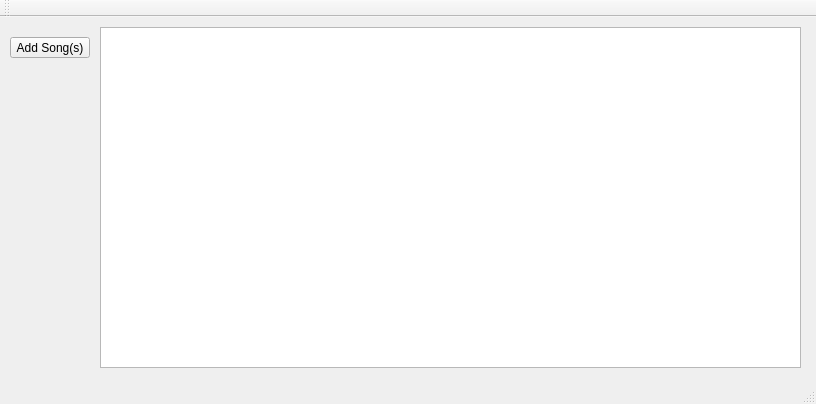
Qt form PlainMusicPlayer/mainwindow.ui (JaimeBorondo/PlainMusicPlayer) before a commit.
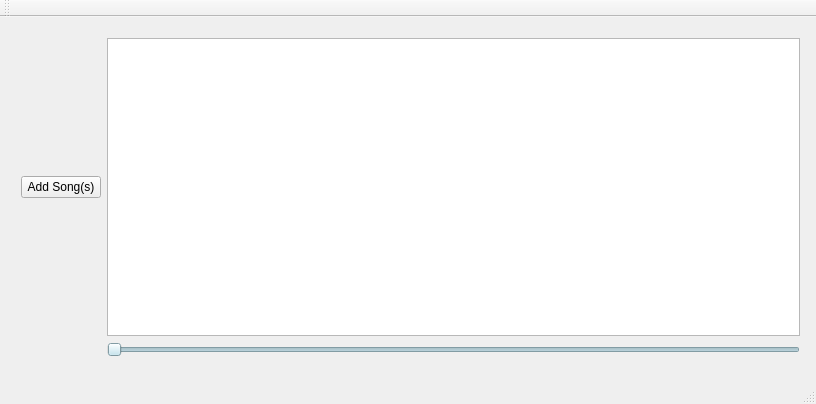
The same form after that commit.

Commit message: Added song progress bar and scrobbling

The edit to the form file:
```diff
--- a/PlainMusicPlayer/mainwindow.ui
+++ b/PlainMusicPlayer/mainwindow.ui
@@ -14,75 +14,500 @@
    <string>MainWindow</string>
   </property>
   <widget class="QWidget" name="centralWidget">
-   <widget class="QPushButton" name="pushButton">
+   <property name="maximumSize">
+    <size>
+     <width>816</width>
+     <height>351</height>
+    </size>
+   </property>
+   <widget class="QWidget" name="">
     <property name="geometry">
      <rect>
       <x>10</x>
-      <y>20</y>
-      <width>80</width>
-      <height>21</height>
-     </rect>
-    </property>
-    <property name="contextMenuPolicy">
-     <enum>Qt::NoContextMenu</enum>
-    </property>
-    <property name="text">
-     <string>Add Song(s)</string>
-    </property>
-   </widget>
-   <widget class="QTableView" name="tableView">
-    <property name="geometry">
-     <rect>
-      <x>100</x>
       <y>10</y>
-      <width>701</width>
+      <width>801</width>
       <height>341</height>
      </rect>
     </property>
-    <property name="sizeAdjustPolicy">
-     <enum>QAbstractScrollArea::AdjustToContents</enum>
-    </property>
-    <property name="alternatingRowColors">
-     <bool>true</bool>
-    </property>
-    <property name="selectionMode">
-     <enum>QAbstractItemView::ExtendedSelection</enum>
-    </property>
-    <property name="selectionBehavior">
-     <enum>QAbstractItemView::SelectRows</enum>
-    </property>
-    <property name="textElideMode">
-     <enum>Qt::ElideNone</enum>
-    </property>
-    <property name="verticalScrollMode">
-     <enum>QAbstractItemView::ScrollPerPixel</enum>
-    </property>
-    <property name="horizontalScrollMode">
-     <enum>QAbstractItemView::ScrollPerPixel</enum>
-    </property>
-    <property name="showGrid">
-     <bool>true</bool>
-    </property>
-    <property name="wordWrap">
-     <bool>false</bool>
-    </property>
-    <attribute name="horizontalHeaderStretchLastSection">
-     <bool>true</bool>
-    </attribute>
-   </widget>
-   <widget class="QWidget" name="gridLayoutWidget">
-    <property name="geometry">
-     <rect>
-      <x>30</x>
-      <y>120</y>
-      <width>160</width>
-      <height>80</height>
-     </rect>
-    </property>
     <layout class="QGridLayout" name="gridLayout">
      <property name="sizeConstraint">
       <enum>QLayout::SetMaximumSize</enum>
      </property>
+     <item row="1" column="1">
+      <widget class="QSlider" name="horizontalSlider">
+       <property name="palette">
+        <palette>
+         <active>
+          <colorrole role="WindowText">
+           <brush brushstyle="SolidPattern">
+            <color alpha="255">
+             <red>0</red>
+             <green>0</green>
+             <blue>0</blue>
+            </color>
+           </brush>
+          </colorrole>
+          <colorrole role="Button">
+           <brush brushstyle="SolidPattern">
+            <color alpha="255">
+             <red>182</red>
+             <green>218</green>
+             <blue>230</blue>
+            </color>
+           </brush>
+          </colorrole>
+          <colorrole role="Light">
+           <brush brushstyle="SolidPattern">
+            <color alpha="255">
+             <red>255</red>
+             <green>255</green>
+             <blue>255</blue>
+            </color>
+           </brush>
+          </colorrole>
+          <colorrole role="Midlight">
+           <brush brushstyle="SolidPattern">
+            <color alpha="255">
+             <red>218</red>
+             <green>236</green>
+             <blue>242</blue>
+            </color>
+           </brush>
+          </colorrole>
+          <colorrole role="Dark">
+           <brush brushstyle="SolidPattern">
+            <color alpha="255">
+             <red>91</red>
+             <green>109</green>
+             <blue>115</blue>
+            </color>
+           </brush>
+          </colorrole>
+          <colorrole role="Mid">
+           <brush brushstyle="SolidPattern">
+            <color alpha="255">
+             <red>121</red>
+             <green>145</green>
+             <blue>153</blue>
+            </color>
+           </brush>
+          </colorrole>
+          <colorrole role="Text">
+           <brush brushstyle="SolidPattern">
+            <color alpha="255">
+             <red>0</red>
+             <green>0</green>
+             <blue>0</blue>
+            </color>
+           </brush>
+          </colorrole>
+          <colorrole role="BrightText">
+           <brush brushstyle="SolidPattern">
+            <color alpha="255">
+             <red>255</red>
+             <green>255</green>
+             <blue>255</blue>
+            </color>
+           </brush>
+          </colorrole>
+          <colorrole role="ButtonText">
+           <brush brushstyle="SolidPattern">
+            <color alpha="255">
+             <red>0</red>
+             <green>0</green>
+             <blue>0</blue>
+            </color>
+           </brush>
+          </colorrole>
+          <colorrole role="Base">
+           <brush brushstyle="SolidPattern">
+            <color alpha="255">
+             <red>255</red>
+             <green>255</green>
+             <blue>255</blue>
+            </color>
+           </brush>
+          </colorrole>
+          <colorrole role="Window">
+           <brush brushstyle="SolidPattern">
+            <color alpha="255">
+             <red>182</red>
+             <green>218</green>
+             <blue>230</blue>
+            </color>
+           </brush>
+          </colorrole>
+          <colorrole role="Shadow">
+           <brush brushstyle="SolidPattern">
+            <color alpha="255">
+             <red>0</red>
+             <green>0</green>
+             <blue>0</blue>
+            </color>
+           </brush>
+          </colorrole>
+          <colorrole role="AlternateBase">
+           <brush brushstyle="SolidPattern">
+            <color alpha="255">
+             <red>218</red>
+             <green>236</green>
+             <blue>242</blue>
+            </color>
+           </brush>
+          </colorrole>
+          <colorrole role="ToolTipBase">
+           <brush brushstyle="SolidPattern">
+            <color alpha="255">
+             <red>255</red>
+             <green>255</green>
+             <blue>220</blue>
+            </color>
+           </brush>
+          </colorrole>
+          <colorrole role="ToolTipText">
+           <brush brushstyle="SolidPattern">
+            <color alpha="255">
+             <red>0</red>
+             <green>0</green>
+             <blue>0</blue>
+            </color>
+           </brush>
+          </colorrole>
+         </active>
+         <inactive>
+          <colorrole role="WindowText">
+           <brush brushstyle="SolidPattern">
+            <color alpha="255">
+             <red>0</red>
+             <green>0</green>
+             <blue>0</blue>
+            </color>
+           </brush>
+          </colorrole>
+          <colorrole role="Button">
+           <brush brushstyle="SolidPattern">
+            <color alpha="255">
+             <red>182</red>
+             <green>218</green>
+             <blue>230</blue>
+            </color>
+           </brush>
+          </colorrole>
+          <colorrole role="Light">
+           <brush brushstyle="SolidPattern">
+            <color alpha="255">
+             <red>255</red>
+             <green>255</green>
+             <blue>255</blue>
+            </color>
+           </brush>
+          </colorrole>
+          <colorrole role="Midlight">
+           <brush brushstyle="SolidPattern">
+            <color alpha="255">
+             <red>218</red>
+             <green>236</green>
+             <blue>242</blue>
+            </color>
+           </brush>
+          </colorrole>
+          <colorrole role="Dark">
+           <brush brushstyle="SolidPattern">
+            <color alpha="255">
+             <red>91</red>
+             <green>109</green>
+             <blue>115</blue>
+            </color>
+           </brush>
+          </colorrole>
+          <colorrole role="Mid">
+           <brush brushstyle="SolidPattern">
+            <color alpha="255">
+             <red>121</red>
+             <green>145</green>
+             <blue>153</blue>
+            </color>
+           </brush>
+          </colorrole>
+          <colorrole role="Text">
+           <brush brushstyle="SolidPattern">
+            <color alpha="255">
+             <red>0</red>
+             <green>0</green>
+             <blue>0</blue>
+            </color>
+           </brush>
+          </colorrole>
+          <colorrole role="BrightText">
+           <brush brushstyle="SolidPattern">
+            <color alpha="255">
+             <red>255</red>
+             <green>255</green>
+             <blue>255</blue>
+            </color>
+           </brush>
+          </colorrole>
+          <colorrole role="ButtonText">
+           <brush brushstyle="SolidPattern">
+            <color alpha="255">
+             <red>0</red>
+             <green>0</green>
+             <blue>0</blue>
+            </color>
+           </brush>
+          </colorrole>
+          <colorrole role="Base">
+           <brush brushstyle="SolidPattern">
+            <color alpha="255">
+             <red>255</red>
+             <green>255</green>
+             <blue>255</blue>
+            </color>
+           </brush>
+          </colorrole>
+          <colorrole role="Window">
+           <brush brushstyle="SolidPattern">
+            <color alpha="255">
+             <red>182</red>
+             <green>218</green>
+             <blue>230</blue>
+            </color>
+           </brush>
+          </colorrole>
+          <colorrole role="Shadow">
+           <brush brushstyle="SolidPattern">
+            <color alpha="255">
+             <red>0</red>
+             <green>0</green>
+             <blue>0</blue>
+            </color>
+           </brush>
+          </colorrole>
+          <colorrole role="AlternateBase">
+           <brush brushstyle="SolidPattern">
+            <color alpha="255">
+             <red>218</red>
+             <green>236</green>
+             <blue>242</blue>
+            </color>
+           </brush>
+          </colorrole>
+          <colorrole role="ToolTipBase">
+           <brush brushstyle="SolidPattern">
+            <color alpha="255">
+             <red>255</red>
+             <green>255</green>
+             <blue>220</blue>
+            </color>
+           </brush>
+          </colorrole>
+          <colorrole role="ToolTipText">
+           <brush brushstyle="SolidPattern">
+            <color alpha="255">
+             <red>0</red>
+             <green>0</green>
+             <blue>0</blue>
+            </color>
+           </brush>
+          </colorrole>
+         </inactive>
+         <disabled>
+          <colorrole role="WindowText">
+           <brush brushstyle="SolidPattern">
+            <color alpha="255">
+             <red>91</red>
+             <green>109</green>
+             <blue>115</blue>
+            </color>
+           </brush>
+          </colorrole>
+          <colorrole role="Button">
+           <brush brushstyle="SolidPattern">
+            <color alpha="255">
+             <red>182</red>
+             <green>218</green>
+             <blue>230</blue>
+            </color>
+           </brush>
+          </colorrole>
+          <colorrole role="Light">
+           <brush brushstyle="SolidPattern">
+            <color alpha="255">
+             <red>255</red>
+             <green>255</green>
+             <blue>255</blue>
+            </color>
+           </brush>
+          </colorrole>
+          <colorrole role="Midlight">
+           <brush brushstyle="SolidPattern">
+            <color alpha="255">
+             <red>218</red>
+             <green>236</green>
+             <blue>242</blue>
+            </color>
+           </brush>
+          </colorrole>
+          <colorrole role="Dark">
+           <brush brushstyle="SolidPattern">
+            <color alpha="255">
+             <red>91</red>
+             <green>109</green>
+             <blue>115</blue>
+            </color>
+           </brush>
+          </colorrole>
+          <colorrole role="Mid">
+           <brush brushstyle="SolidPattern">
+            <color alpha="255">
+             <red>121</red>
+             <green>145</green>
+             <blue>153</blue>
+            </color>
+           </brush>
+          </colorrole>
+          <colorrole role="Text">
+           <brush brushstyle="SolidPattern">
+            <color alpha="255">
+             <red>91</red>
+             <green>109</green>
+             <blue>115</blue>
+            </color>
+           </brush>
+          </colorrole>
+          <colorrole role="BrightText">
+           <brush brushstyle="SolidPattern">
+            <color alpha="255">
+             <red>255</red>
+             <green>255</green>
+             <blue>255</blue>
+            </color>
+           </brush>
+          </colorrole>
+          <colorrole role="ButtonText">
+           <brush brushstyle="SolidPattern">
+            <color alpha="255">
+             <red>91</red>
+             <green>109</green>
+             <blue>115</blue>
+            </color>
+           </brush>
+          </colorrole>
+          <colorrole role="Base">
+           <brush brushstyle="SolidPattern">
+            <color alpha="255">
+             <red>182</red>
+             <green>218</green>
+             <blue>230</blue>
+            </color>
+           </brush>
+          </colorrole>
+          <colorrole role="Window">
+           <brush brushstyle="SolidPattern">
+            <color alpha="255">
+             <red>182</red>
+             <green>218</green>
+             <blue>230</blue>
+            </color>
+           </brush>
+          </colorrole>
+          <colorrole role="Shadow">
+           <brush brushstyle="SolidPattern">
+            <color alpha="255">
+             <red>0</red>
+             <green>0</green>
+             <blue>0</blue>
+            </color>
+           </brush>
+          </colorrole>
+          <colorrole role="AlternateBase">
+           <brush brushstyle="SolidPattern">
+            <color alpha="255">
+             <red>182</red>
+             <green>218</green>
+             <blue>230</blue>
+            </color>
+           </brush>
+          </colorrole>
+          <colorrole role="ToolTipBase">
+           <brush brushstyle="SolidPattern">
+            <color alpha="255">
+             <red>255</red>
+             <green>255</green>
+             <blue>220</blue>
+            </color>
+           </brush>
+          </colorrole>
+          <colorrole role="ToolTipText">
+           <brush brushstyle="SolidPattern">
+            <color alpha="255">
+             <red>0</red>
+             <green>0</green>
+             <blue>0</blue>
+            </color>
+           </brush>
+          </colorrole>
+         </disabled>
+        </palette>
+       </property>
+       <property name="maximum">
+        <number>1000</number>
+       </property>
+       <property name="singleStep">
+        <number>1</number>
+       </property>
+       <property name="orientation">
+        <enum>Qt::Horizontal</enum>
+       </property>
+       <property name="tickInterval">
+        <number>0</number>
+       </property>
+      </widget>
+     </item>
+     <item row="0" column="0">
+      <widget class="QPushButton" name="pushButton">
+       <property name="contextMenuPolicy">
+        <enum>Qt::NoContextMenu</enum>
+       </property>
+       <property name="text">
+        <string>Add Song(s)</string>
+       </property>
+      </widget>
+     </item>
+     <item row="0" column="1">
+      <widget class="QTableView" name="tableView">
+       <property name="sizeAdjustPolicy">
+        <enum>QAbstractScrollArea::AdjustToContents</enum>
+       </property>
+       <property name="alternatingRowColors">
+        <bool>true</bool>
+       </property>
+       <property name="selectionMode">
+        <enum>QAbstractItemView::ExtendedSelection</enum>
+       </property>
+       <property name="selectionBehavior">
+        <enum>QAbstractItemView::SelectRows</enum>
+       </property>
+       <property name="textElideMode">
+        <enum>Qt::ElideNone</enum>
+       </property>
+       <property name="verticalScrollMode">
+        <enum>QAbstractItemView::ScrollPerPixel</enum>
+       </property>
+       <property name="horizontalScrollMode">
+        <enum>QAbstractItemView::ScrollPerPixel</enum>
+       </property>
+       <property name="showGrid">
+        <bool>true</bool>
+       </property>
+       <property name="wordWrap">
+        <bool>false</bool>
+       </property>
+       <attribute name="horizontalHeaderStretchLastSection">
+        <bool>true</bool>
+       </attribute>
+      </widget>
+     </item>
     </layout>
    </widget>
   </widget>
```
The commit also changes 18 other files.
